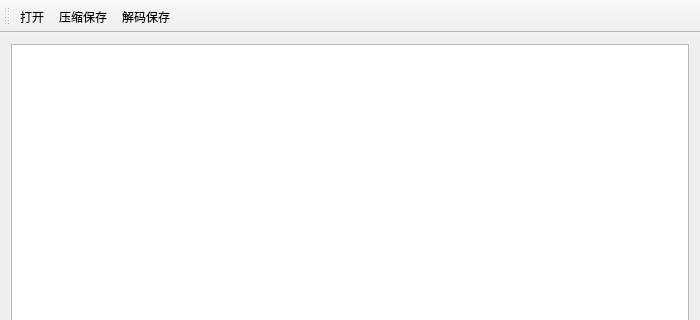
First picture: the form in HaffmanTree/HaffmanTree/mainwindow.ui, repository 2017IOTrepo/SummerVacationProgram, before the edit; both pictures show x 0 to 700 and y 0 to 320 of the 700 by 600 pixel window.
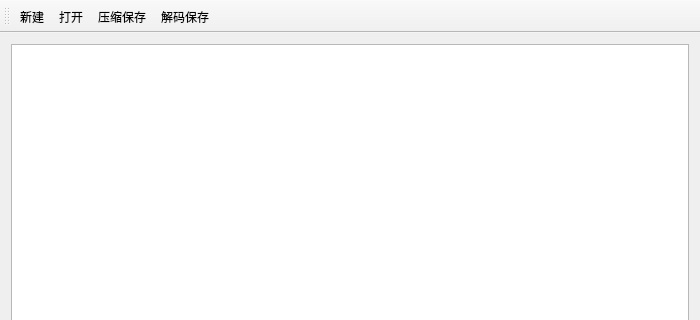
Second picture: the form after the edit. Icons and pictures are not drawn.

```diff
--- a/HaffmanTree/HaffmanTree/mainwindow.ui
+++ b/HaffmanTree/HaffmanTree/mainwindow.ui
@@ -27,6 +27,7 @@
    <attribute name="toolBarBreak">
     <bool>false</bool>
    </attribute>
+   <addaction name="pNew"/>
    <addaction name="pOpen"/>
    <addaction name="pCompressSave"/>
    <addaction name="pUnzip"/>
@@ -59,6 +60,15 @@
     <string>解码保存</string>
    </property>
   </action>
+  <action name="pNew">
+   <property name="icon">
+    <iconset resource="icon.qrc">
+     <normaloff>:/actions/document-new.png</normaloff>:/actions/document-new.png</iconset>
+   </property>
+   <property name="text">
+    <string>新建</string>
+   </property>
+  </action>
  </widget>
  <layoutdefault spacing="6" margin="11"/>
  <resources>
```
Left out of the diff: 6 changed lines with no effect on the pictures.
